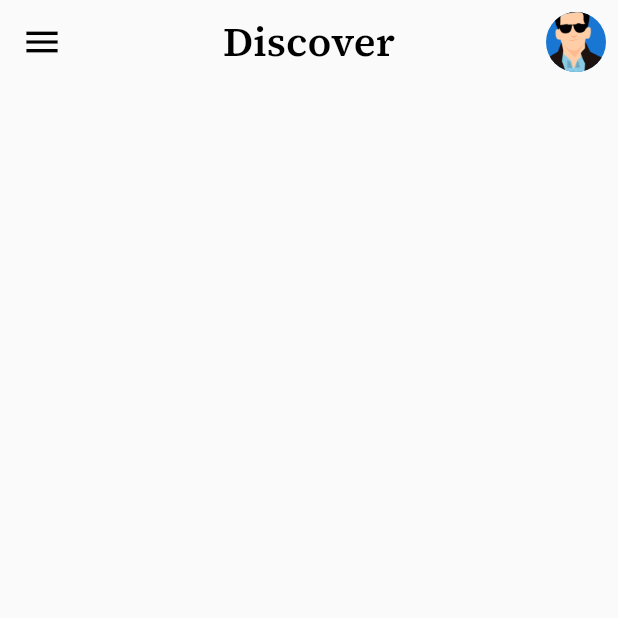
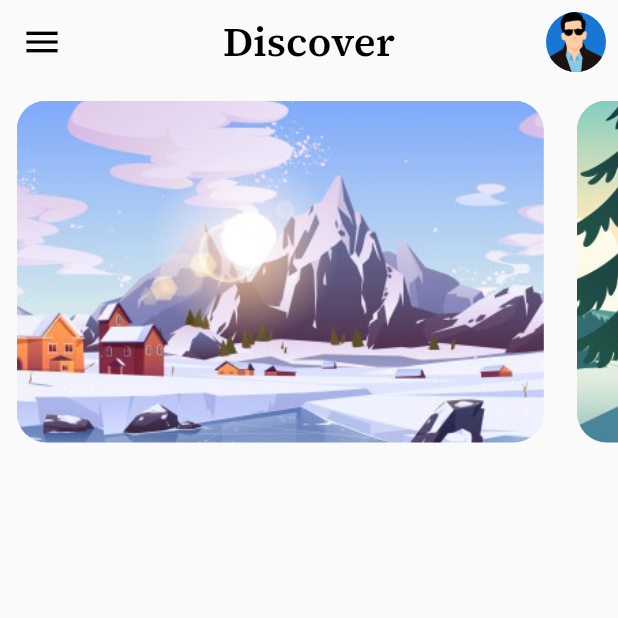
Before and after one commit to Manojkc15/Travel_App, a Flutter app: the DiscoverScreen screen opened directly, on a phone screen of 412 x 824 dp, the top half of it. Run offline on Flutter 3.47's test engine with Material 2 defaults, Android fonts, the light colour scheme and no system bars; our stand-ins replace google_fonts, page_transition.

Commit message:
implemented listview

```diff
--- /dev/null
+++ b/lib/Components/card_sample.dart
@@ -0,0 +1,38 @@
+import 'package:flutter/material.dart';
+import 'package:google_fonts/google_fonts.dart';
+
+// ignore: must_be_immutable
+class CardSample extends StatelessWidget {
+  Image image;
+  String title;
+
+  CardSample({
+    Key? key,
+    required this.image,
+    required this.title,
+  }) : super(key: key);
+
+  @override
+  Widget build(BuildContext context) {
+    return Stack(
+      children: [
+        Container(
+          margin: const EdgeInsets.all(11.0),
+          child: ClipRRect(
+            borderRadius: const BorderRadius.all(Radius.circular(20.0)),
+            child: image,
+          ),
+        ),
+        // Align(
+        //   alignment: const Alignment(0.5, 0.0),
+        //   child: Text(
+        //     title,
+        //     style: GoogleFonts.merriweather(
+        //       fontSize: 24.0,
+        //     ),
+        //   ),
+        // ),
+      ],
+    );
+  }
+}
--- a/lib/Screens/discover_screen.dart
+++ b/lib/Screens/discover_screen.dart
@@ -1,5 +1,8 @@
 import 'package:flutter/material.dart';
+import 'package:flutter/rendering.dart';
 import 'package:google_fonts/google_fonts.dart';
+
+import 'package:travel_app/Components/card_sample.dart';
 
 class DiscoverScreen extends StatelessWidget {
   const DiscoverScreen({Key? key}) : super(key: key);
@@ -27,12 +30,41 @@ class DiscoverScreen extends StatelessWidget {
         actions: [
           Container(
             padding: const EdgeInsets.only(right: 8.0),
-            child: const CircleAvatar(
-              backgroundImage: AssetImage("assets/images/avatar.png"),
+            child: const Align(
+              alignment: FractionalOffset(0.0, 0.5),
+              child: CircleAvatar(
+                backgroundImage: AssetImage("assets/images/avatar.png"),
+              ),
             ),
           ),
         ],
       ),
+      // body: Container(
+      // child: CardSample(
+      //   image: Image.asset('assets/images/mountain1.png'),
+      //   title: 'Northern Mountain',
+      // ),
+      // ),
+      body: SizedBox(
+        height: 250,
+        child: ListView(
+          scrollDirection: Axis.horizontal,
+          children: [
+            CardSample(
+              image: Image.asset('assets/images/mountain1.png'),
+              title: 'Northern Mountain',
+            ),
+            CardSample(
+              image: Image.asset('assets/images/national-park-winter.jpg'),
+              title: 'Northern Mountain',
+            ),
+            CardSample(
+              image: Image.asset('assets/images/Greenough-mountain.jpg'),
+              title: 'Northern Mountain',
+            ),
+          ],
+        ),
+      ),
     );
   }
 }
```
Also changed, not shown: assets/images/Greenough-mountain.jpg (added), assets/images/national-park-winter.jpg (added).
